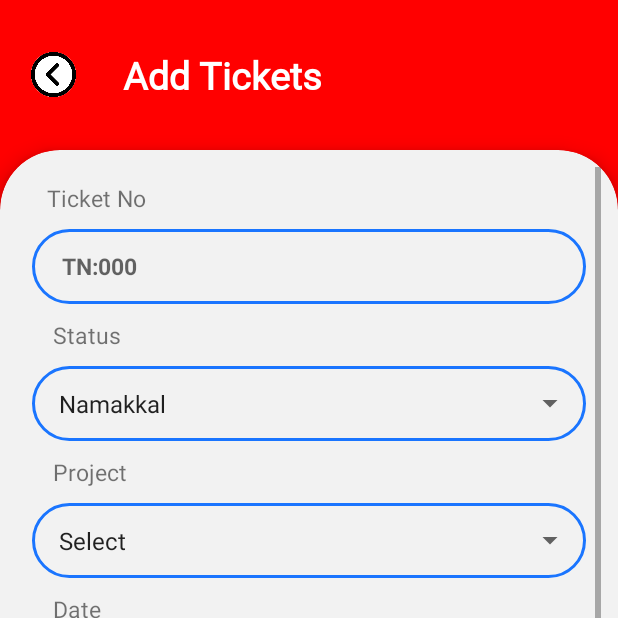
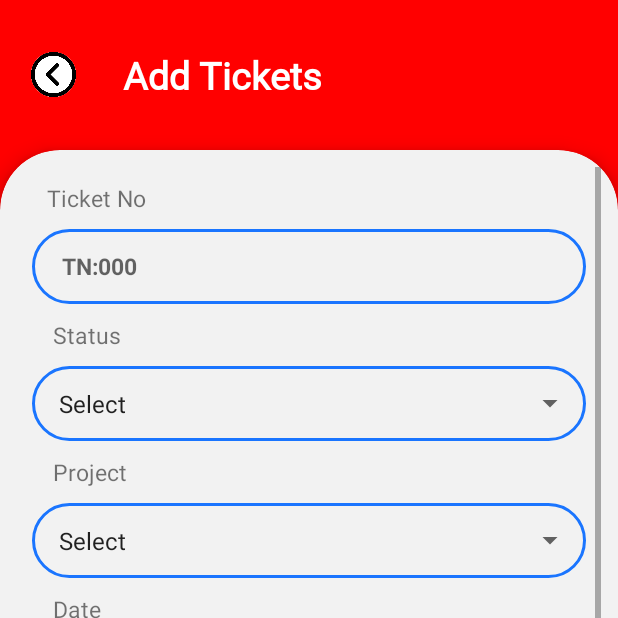
Before and after one commit to Other-Updates/Training_Work_Room, an Android app: the fragment AddTicketFragment placed in its activity, on a phone screen of 412 x 824 dp, the top half of it. Run offline under Robolectric (Android 15) with nearby library versions, the phone set to English and light mode, and no system bars.

```diff
--- a/app/src/main/java/com/example/ticketing_app_facetoface/AddTicketFragment.java
+++ b/app/src/main/java/com/example/ticketing_app_facetoface/AddTicketFragment.java
@@ -39,6 +39,7 @@ import java.util.Locale;
 public class AddTicketFragment extends Fragment {
     private DatePickerDialog mDateSetListener;
     TextView datepick_addticket;
+    ImageView addticktohome;
     final Calendar myCalendar= Calendar.getInstance();
 
     ImageView imageView1;
@@ -86,6 +87,15 @@ public class AddTicketFragment extends Fragment {
         imageView = view.findViewById(R.id.image);
         imageView1 = view.findViewById(R.id.imageView1);
         datepick_addticket = view.findViewById(R.id.datepick_addticket);
+        previous = view.findViewById(R.id.previous);
+        addticktohome = view.findViewById(R.id.addticktohome);
+        addticktohome.setOnClickListener(new View.OnClickListener() {
+            @Override
+            public void onClick(View view) {
+                Intent intent = new Intent(getActivity(),Home_Screen.class);
+                startActivity(intent);
+            }
+        });
 
         mArrayUri = new ArrayList<Uri>();
 
@@ -153,16 +163,16 @@ public class AddTicketFragment extends Fragment {
             }
         });
 
-      /*previous.setOnClickListener(new View.OnClickListener() {
+     previous.setOnClickListener(new View.OnClickListener() {
         @Override
             public void onClick(View v) {
-                if (position > 0) {
-                    //decrease the position by 1
-                    position++;
+                if (position >0) {
+                    position--;
                    imageView.setImageURI(mArrayUri.get(position));
                 }
+
             }
-        });*/
+        });
 
 
         imageView = view.findViewById(R.id.image);
--- a/app/src/main/java/com/example/ticketing_app_facetoface/Login_page.java
+++ b/app/src/main/java/com/example/ticketing_app_facetoface/Login_page.java
@@ -3,6 +3,7 @@ package com.example.ticketing_app_facetoface;
 import static android.content.ContentValues.TAG;
 
 import androidx.appcompat.app.AppCompatActivity;
+import androidx.fragment.app.Fragment;
 
 import android.content.Intent;
 import android.graphics.Paint;
@@ -23,9 +24,7 @@ public class Login_page extends AppCompatActivity {
     protected void onCreate(Bundle savedInstanceState) {
         super.onCreate(savedInstanceState);
         setContentView(R.layout.activity_login_page);
-        /*logintext = findViewById(R.id.logintext);
-        logintext.setPaintFlags(logintext.getPaintFlags() | Paint.ANTI_ALIAS_FLAG);
-        logintext.setText("Username");*/
+
         submit = findViewById(R.id.button);
         register = findViewById(R.id.register);
         editbui = (EditText) findViewById(R.id.editbui);
--- a/app/src/main/res/layout/fragment_add_ticket.xml
+++ b/app/src/main/res/layout/fragment_add_ticket.xml
@@ -23,6 +23,7 @@
         android:layout_weight="1.7">
 
         <ImageView
+            android:id="@+id/addticktohome"
             android:layout_width="30dp"
             android:layout_height="30dp"
             android:layout_marginLeft="10dp"
@@ -306,7 +307,6 @@
                     android:textAllCaps="false"
                     android:layout_marginTop="0dp"
                     android:layout_marginLeft="20dp"
-                    android:text="     Next     "
                     />
                 </LinearLayout>
 
--- a/app/src/main/res/layout/fragment_profile.xml
+++ b/app/src/main/res/layout/fragment_profile.xml
@@ -34,6 +34,7 @@
             android:gravity="center"
             android:layout_weight="1.7">
         <ImageView
+            android:id="@+id/prototic"
             android:layout_width="30dp"
             android:layout_height="30dp"
             android:layout_marginLeft="10dp"
--- a/app/src/main/res/values/strings.xml
+++ b/app/src/main/res/values/strings.xml
@@ -25,12 +25,11 @@
 
     <string-array name="Select_City">
 
-        <item>Namakkal</item>
-        <item>Coimbatore</item>
-        <item>Chennai</item>
-        <item>Madurai</item>
-        <item>Salem</item>
-        <item>Thanjavur</item>
+        <item>Select</item>
+        <item>Open</item>
+        <item>Inprogress</item>
+        <item>Completed</item>
+        <item>Hold</item>
 
     </string-array>
 
```
Also changed, not shown: app/src/main/java/com/example/ticketing_app_facetoface/DBHelper.java (+7 -6 lines), app/src/main/java/com/example/ticketing_app_facetoface/ProfileFragment.java (+13 -3 lines), app/src/main/java/com/example/ticketing_app_facetoface/Register_screen.java (+11 -0 lines), app/src/main/res/drawable/ic_baseline_expand_less.xml (added, +10 -0 lines), app/src/main/res/drawable/ic_baseline_expand_more.xml (added, +10 -0 lines), app/src/main/res/drawable/lesscardview.xml (added, +12 -0 lines), app/src/main/res/drawable/morecardview.xml (added, +12 -0 lines), app/src/main/res/layout/activity_register_screen.xml (+12 -1 lines), app/src/main/res/drawable/backarrownew.png (added), gradle/wrapper/gradle-wrapper.properties.
